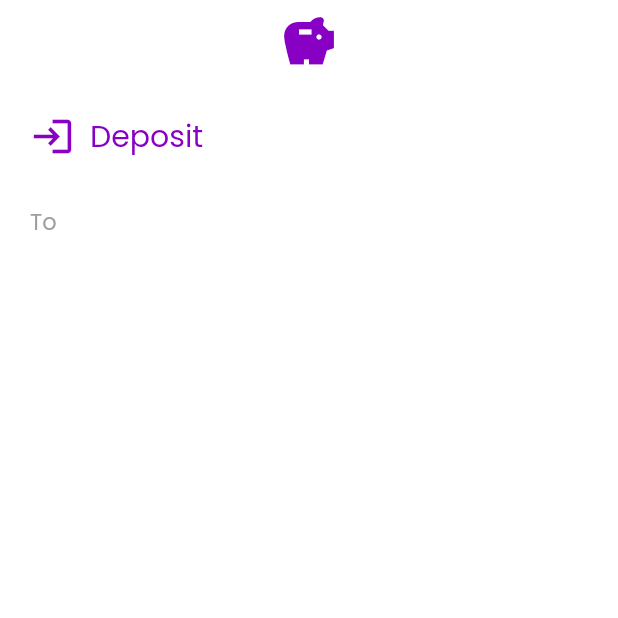
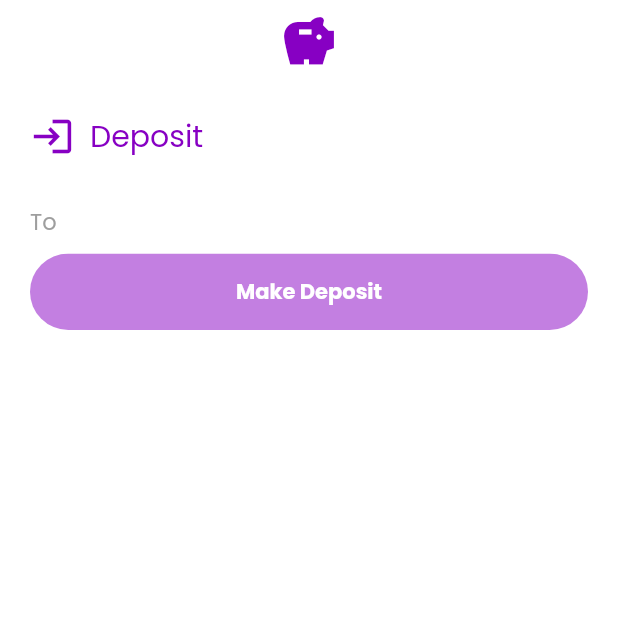
Before and after one commit to mertcandev/Flutter_Codelab_P5, a Flutter app: the screen it shows after launch, on a phone screen of 412 x 824 dp, the top half of it. Run offline on Flutter 3.47's test engine with Material 2 defaults, Android fonts, the light colour scheme and no system bars; our stand-ins replace cloud_firestore, firebase_auth, firebase_core, google_fonts; accounts and stored records are empty.

Commit message:
UI Changes

```diff
--- a/lib/models/services.dart
+++ b/lib/models/services.dart
@@ -81,6 +81,10 @@ class FlutterBankService extends ChangeNotifier {
     }
   }
 
+  void resetSelections() {
+    setSelectedAccount(null);
+  }
+
   Future<List<Account>> getAccounts(BuildContext context) {
     LoginService loginService =
         Provider.of<LoginService>(context, listen: false);
--- a/lib/pages/flutter_bank_deposit.dart
+++ b/lib/pages/flutter_bank_deposit.dart
@@ -1,16 +1,28 @@
 // ignore_for_file: prefer_const_constructors, prefer_const_literals_to_create_immutables
 
 import 'package:flutter/material.dart';
+import 'package:flutter_codelab_p5/models/services.dart';
 import 'package:flutter_codelab_p5/models/utilites.dart';
 import 'package:flutter_codelab_p5/widgets/account_action_header.dart';
 import 'package:flutter_codelab_p5/widgets/account_action_selection.dart';
+import 'package:flutter_codelab_p5/widgets/account_deposit_slider.dart';
+import 'package:flutter_codelab_p5/widgets/flutter_bank_main_button.dart';
+import 'package:flutter_codelab_p5/widgets/transaction_completion_page.dart';
+import 'package:provider/provider.dart';
 
 class FlutterBankDeposit extends StatelessWidget {
   const FlutterBankDeposit({Key? key}) : super(key: key);
 
   @override
   Widget build(BuildContext context) {
-    return Scaffold(
+    return WillPopScope(
+      onWillPop: () {
+        FlutterBankService bankService =
+            Provider.of<FlutterBankService>(context, listen: false);
+        bankService.resetSelections();
+        return Future.value(true);
+      },
+      child: Scaffold(
         backgroundColor: Colors.white,
         appBar: AppBar(
           elevation: 0,
@@ -31,12 +43,28 @@ class FlutterBankDeposit extends StatelessWidget {
                 children: [
                   AccountActionSelection(
                     actionTypeLabel: "To",
-                )
+                    amountChanger: AccountDepositSlider(),
+                  ),
+                  Consumer<DepositService>(builder: (context, service, child) {
+                    return FlutterBankMainButton(
+                        enabled: service.checkAmountToDeposit(),
+                        label: "Make Deposit",
+                        onTap: service.checkAmountToDeposit()
+                            ? () {
+                                Navigator.of(context).pushReplacement(
+                                    MaterialPageRoute(
+                                        builder: (context) =>
+                                            TransactionCompletionPage(
+                                                isDeposit: true)));
+                              }
+                            : null);
+                  })
                 ],
               ))
             ],
           ),
         ),
+      ),
     );
   }
 }
--- a/lib/widgets/account_action_selection.dart
+++ b/lib/widgets/account_action_selection.dart
@@ -1,8 +1,9 @@
-// ignore_for_file: unused_local_variable, use_key_in_widget_constructors
+// ignore_for_file: unused_local_variable, use_key_in_widget_constructors, prefer_const_literals_to_create_immutables, prefer_const_constructors
 
 import 'package:flutter/material.dart';
 import 'package:flutter_codelab_p5/models/models.dart';
 import 'package:flutter_codelab_p5/models/services.dart';
+import 'package:flutter_codelab_p5/models/utilites.dart';
 import 'package:flutter_codelab_p5/widgets/account_action_card.dart';
 import 'package:flutter_codelab_p5/widgets/flutter_bank_error.dart';
 import 'package:flutter_codelab_p5/widgets/flutter_bank_loading.dart';
@@ -10,8 +11,10 @@ import 'package:provider/provider.dart';
 
 class AccountActionSelection extends StatelessWidget {
   final String? actionTypeLabel;
+  final Widget? amountChanger;
 
-  const AccountActionSelection({Key? key, this.actionTypeLabel});
+  const AccountActionSelection(
+      {Key? key, this.actionTypeLabel, required this.amountChanger});
 
   @override
   Widget build(BuildContext context) {
@@ -37,11 +40,43 @@ class AccountActionSelection extends StatelessWidget {
                   actionTypeLabel!,
                   style: const TextStyle(color: Colors.grey, fontSize: 15),
                 ),
-                const SizedBox(height: 10),
+                SizedBox(height: 10),
                 AccountActionCard(
                   selectedAccount: selectedAccount,
                   accounts: accounts,
-                )
+                ),
+                Expanded(
+                    child: Visibility(
+                  visible: selectedAccount != null,
+                  child: Column(
+                    mainAxisAlignment: MainAxisAlignment.start,
+                    crossAxisAlignment: CrossAxisAlignment.center,
+                    children: [
+                      Container(
+                        margin: EdgeInsets.only(top: 30),
+                        child: Text(
+                          "Current Balance",
+                          style: TextStyle(color: Colors.grey),
+                        ),
+                      ),
+                      Row(
+                        mainAxisAlignment: MainAxisAlignment.center,
+                        children: [
+                          Icon(Icons.monetization_on,
+                              color: Utils.mainThemeColor, size: 25),
+                          Text(
+                            selectedAccount != null
+                                ? "\$" +
+                                    selectedAccount.balance!.toStringAsFixed(2)
+                                : "",
+                            style: TextStyle(color: Colors.black, fontSize: 35),
+                          )
+                        ],
+                      ),
+                      Expanded(child: amountChanger!)
+                    ],
+                  ),
+                ))
               ],
             );
           });
--- a/lib/widgets/flutter_bank_bottom_bar.dart
+++ b/lib/widgets/flutter_bank_bottom_bar.dart
@@ -7,7 +7,7 @@ import 'package:flutter_codelab_p5/models/utilites.dart';
 class FlutterBankBottomBar extends StatelessWidget {
   @override
   Widget build(BuildContext context) {
-    var bottomItems = Utils.getBottomBarItems();
+    var bottomItems = Utils.getBottomBarItems(context);
 
     return Container(
         height: 100,
```
Also changed, not shown: lib/models/utilites.dart (+20 -29 lines), lib/widgets/account_deposit_slider.dart (added, +33 -0 lines), lib/widgets/transaction_completed.dart (added, +21 -0 lines), lib/widgets/transaction_completion_page.dart (added, +60 -0 lines). Lines whose indentation alone changed are shown as unchanged.
